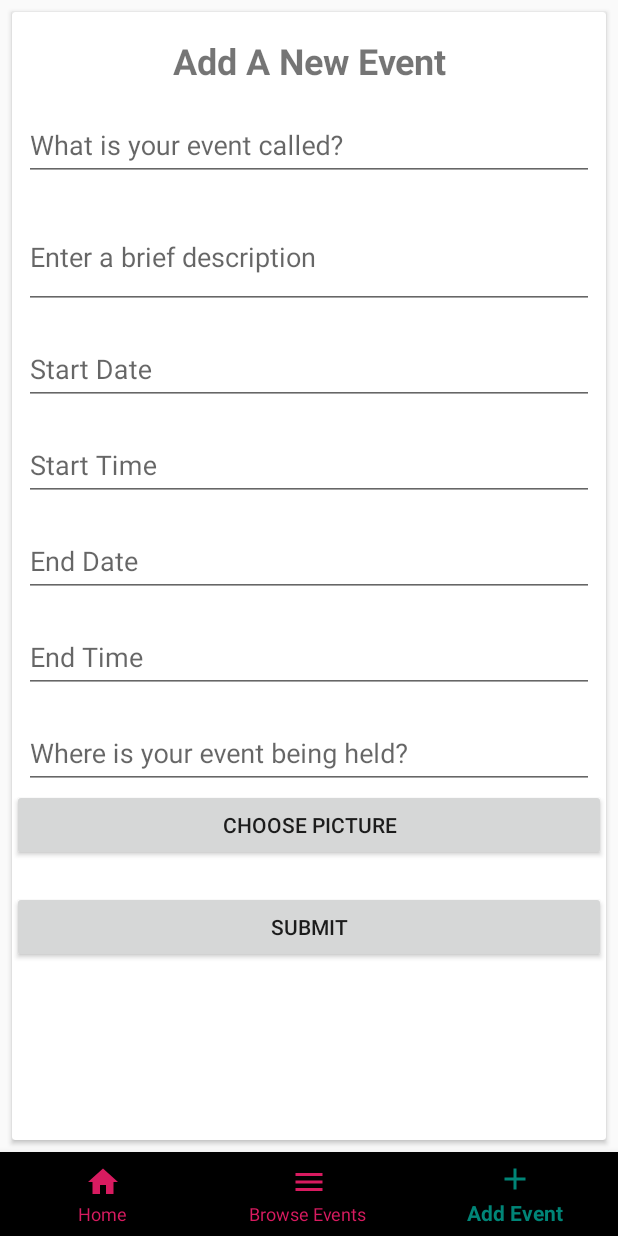
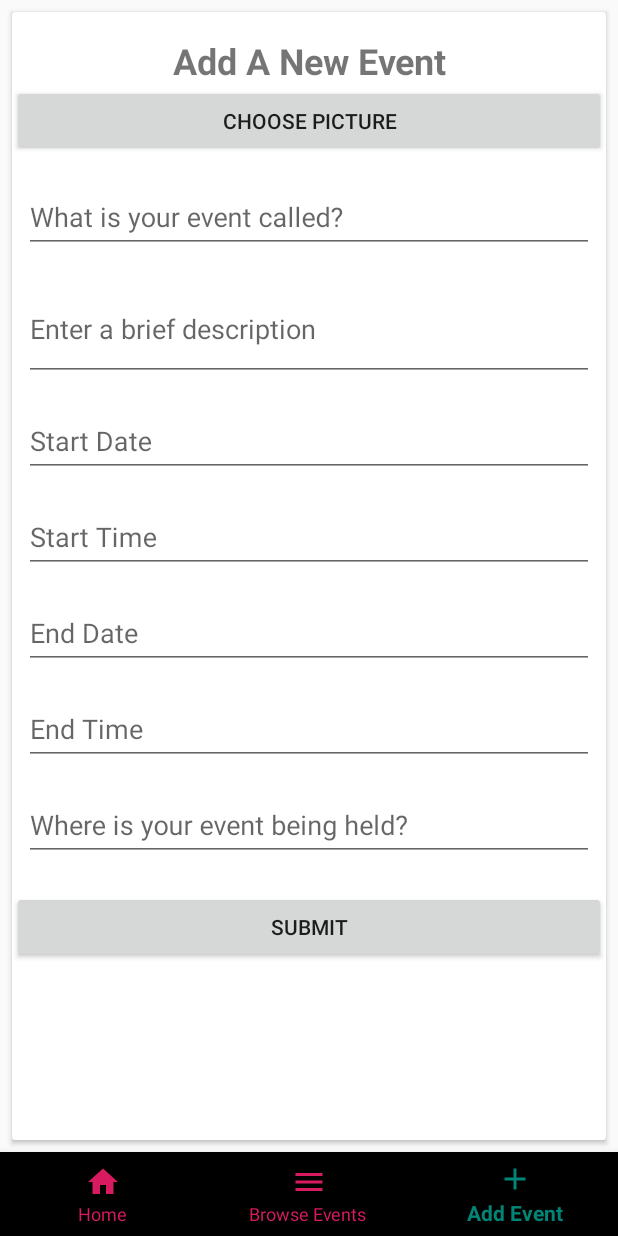
Before and after one commit to markfonte/InstEvents, an Android app: the screen it shows after launch (MapsActivity), item 3 of the bottom bar chosen, on a phone screen of 412 x 824 dp. Run offline under Robolectric (Android 15) with nearby library versions, the phone set to English and light mode, and no system bars; our stand-ins replace Firebase (no records; nobody signed in at launch, a user with empty details on screens opened directly), Volley, data binding, navigation-ui; 2 statements that could not run were skipped.

Commit message:
Image uploading somewhat working

```diff
--- a/android/app/build.gradle
+++ b/android/app/build.gradle
@@ -41,7 +41,8 @@ dependencies {
     implementation "com.google.firebase:firebase-core:$rootProject.firebaseCoreVersion"
     implementation "com.google.firebase:firebase-auth:$rootProject.firebaseAuthVersion"
     implementation "com.google.firebase:firebase-firestore:$rootProject.firebaseFirestoreVersion"
-    implementation "com.firebaseui:firebase-ui-storage:$rootProject.firebaseUIVersion"
+    implementation 'com.google.firebase:firebase-storage:17.0.0'
+//    implementation "com.firebaseui:firebase-ui-storage:$rootProject.firebaseUIVersion"
     implementation "android.arch.navigation:navigation-fragment:$rootProject.navigationVersion"
     implementation "android.arch.navigation:navigation-ui:$rootProject.navigationVersion"
     implementation "androidx.work:work-runtime-ktx:$rootProject.workVersion"
--- a/android/app/src/main/AndroidManifest.xml
+++ b/android/app/src/main/AndroidManifest.xml
@@ -10,6 +10,8 @@
     -->
     <uses-permission android:name="android.permission.ACCESS_COARSE_LOCATION" />
     <uses-permission android:name="android.permission.INTERNET" />
+    <uses-permission android:name="android.permission.READ_EXTERNAL_STORAGE"/>
+
 
     <dist:module dist:instant="true" />
 
--- /dev/null
+++ b/android/app/src/main/java/example/com/eventmap/data/FirebaseStorageService.kt
@@ -0,0 +1,38 @@
+package example.com.eventmap.data
+
+import android.graphics.Bitmap
+import com.google.firebase.storage.FirebaseStorage
+import com.google.firebase.storage.UploadTask
+import java.io.ByteArrayOutputStream
+import java.util.*
+
+class FirebaseStorageService {
+
+    companion object {
+        private val LOG_TAG: String = FirebaseStorageService::class.java.name
+
+        @Volatile
+        private var instance: FirebaseStorageService? = null
+
+        fun getInstance() =
+            instance ?: synchronized(this) {
+                instance ?: FirebaseStorageService().also { instance = it }
+            }
+    }
+
+    private val storage = FirebaseStorage.getInstance()
+    private val storageRef = storage.reference
+
+    private val imageRef = storageRef.child("event-images/" + UUID.randomUUID().toString() + ".png")
+
+    fun uploadImage(data: ByteArray): UploadTask {
+        return imageRef.putBytes(data)
+    }
+
+    fun uploadImage(bitmap: Bitmap): UploadTask {
+        val baos = ByteArrayOutputStream()
+        bitmap.compress(Bitmap.CompressFormat.PNG, 100, baos)
+        val data = baos.toByteArray()
+        return uploadImage(data)
+    }
+}
--- a/android/app/src/main/java/example/com/eventmap/ui/AddEventViewModel.kt
+++ b/android/app/src/main/java/example/com/eventmap/ui/AddEventViewModel.kt
@@ -1,6 +1,8 @@
 package example.com.eventmap.ui
 
 import android.content.Context
+import android.graphics.Bitmap
+import android.net.Uri
 import androidx.lifecycle.MutableLiveData
 import androidx.lifecycle.ViewModel
 import example.com.eventmap.data.MainRepository
@@ -18,6 +20,7 @@ class AddEventViewModel(private val mainRepository: MainRepository) : ViewModel(
     var endYear: Int = 0
     var endMonth: Int = 0
     var endDay: Int = 0
+    var image: Bitmap? = null
 
     fun addEvent(
         title: String,
--- a/android/app/src/main/res/layout/fragment_add_event.xml
+++ b/android/app/src/main/res/layout/fragment_add_event.xml
@@ -49,6 +49,26 @@
                         app:layout_constraintStart_toStartOf="parent"
                         app:layout_constraintTop_toTopOf="parent" />
 
+                    <ImageView
+                        android:id="@+id/new_event_image"
+                        android:layout_width="match_parent"
+                        android:layout_height="wrap_content"
+                        android:maxHeight="200dp"
+                        android:scaleType="centerCrop"
+                        android:adjustViewBounds="true"
+                        app:layout_constraintTop_toBottomOf="@id/new_event_title"
+                        />
+
+                    <Button
+                        android:id="@+id/enter_event_choose_picture"
+                        android:layout_width="fill_parent"
+                        android:layout_height="wrap_content"
+                        android:text="Choose Picture"
+                        app:layout_constraintEnd_toEndOf="parent"
+                        app:layout_constraintStart_toStartOf="parent"
+                        app:layout_constraintTop_toBottomOf="@id/new_event_image" />
+
+
                     <com.google.android.material.textfield.TextInputLayout
                         android:id="@+id/enter_event_title_wrapper"
                         android:layout_width="0dp"
@@ -56,7 +76,7 @@
                         android:layout_margin="8dp"
                         app:layout_constraintEnd_toEndOf="parent"
                         app:layout_constraintStart_toStartOf="parent"
-                        app:layout_constraintTop_toBottomOf="@id/new_event_title">
+                        app:layout_constraintTop_toBottomOf="@id/enter_event_choose_picture">
 
                         <com.google.android.material.textfield.TextInputEditText
                             android:id="@+id/enter_event_title"
@@ -172,15 +192,6 @@
                     </com.google.android.material.textfield.TextInputLayout>
 
                     <Button
-                        android:id="@+id/enter_event_choose_picture"
-                        android:layout_width="fill_parent"
-                        android:layout_height="wrap_content"
-                        android:text="Choose Picture"
-                        app:layout_constraintEnd_toEndOf="parent"
-                        app:layout_constraintStart_toStartOf="parent"
-                        app:layout_constraintTop_toBottomOf="@id/enter_event_location_wrapper" />
-
-                    <Button
                         android:id="@+id/enter_event_submit"
                         android:layout_width="fill_parent"
                         android:layout_height="wrap_content"
@@ -188,7 +199,7 @@
                         android:layout_marginTop="20dp"
                         app:layout_constraintEnd_toEndOf="parent"
                         app:layout_constraintStart_toStartOf="parent"
-                        app:layout_constraintTop_toBottomOf="@id/enter_event_choose_picture" />
+                        app:layout_constraintTop_toBottomOf="@id/enter_event_location_wrapper" />
 
                 </androidx.constraintlayout.widget.ConstraintLayout>
 
--- a/android/app/src/main/res/values/strings.xml
+++ b/android/app/src/main/res/values/strings.xml
@@ -1,4 +1,5 @@
 <resources>
     <string name="app_name">EventMap</string>
     <string name="title_activity_maps">Map</string>
+    <string name="pick_image_intent_text">Choose image using</string>
 </resources>
```
Also changed, not shown: android/app/src/main/java/example/com/eventmap/ui/AddEventFragment.kt (+80 -8 lines), 1 other file.
